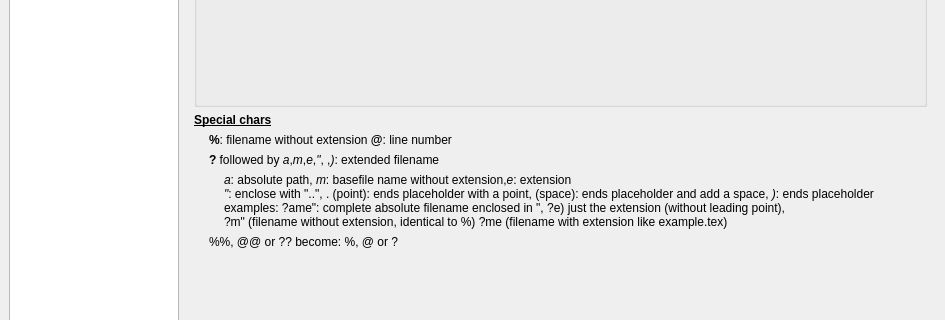
svn2github/texstudio-trunk, file configdialog.ui: the form before one commit; both pictures show x 0 to 945 and y 110 to 430 of the 945 by 626 pixel window.
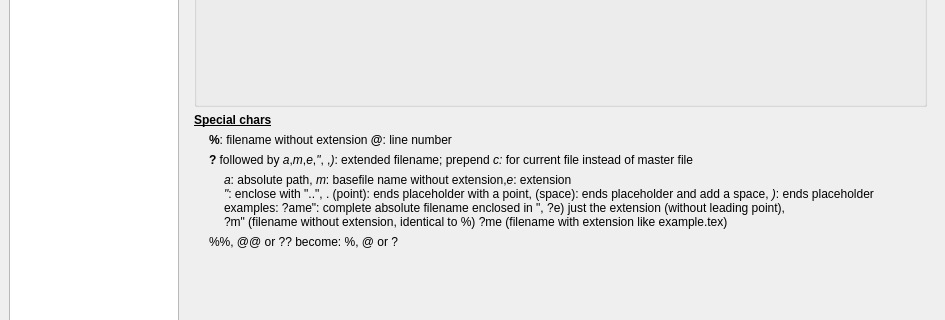
The form after the commit. The open tabs and pages were chosen to show the change. Icons and pictures are not drawn.

Patch:
```diff
--- a/configdialog.ui
+++ b/configdialog.ui
@@ -545,7 +545,7 @@
        <item>
         <widget class="QLabel" name="label_18">
          <property name="text">
-          <string>&lt;b&gt;?&lt;/b&gt; followed by &lt;i&gt;a&lt;/i&gt;,&lt;!--&lt;i&gt;r&lt;/i&gt;,--&gt;&lt;i&gt;m&lt;/i&gt;,&lt;i&gt;e&lt;/i&gt;,&lt;i&gt;&quot;&lt;/i&gt;, ,&lt;i&gt;)&lt;/i&gt;: extended filename</string>
+          <string>&lt;b&gt;?&lt;/b&gt; followed by &lt;i&gt;a&lt;/i&gt;,&lt;!--&lt;i&gt;r&lt;/i&gt;,--&gt;&lt;i&gt;m&lt;/i&gt;,&lt;i&gt;e&lt;/i&gt;,&lt;i&gt;&quot;&lt;/i&gt;, ,&lt;i&gt;)&lt;/i&gt;: extended filename; prepend &lt;i&gt;c:&lt;/i&gt; for current file instead of master file</string>
          </property>
          <property name="indent">
           <number>15</number>
```
Left out of the diff: 2 changed lines with no effect on the pictures.
